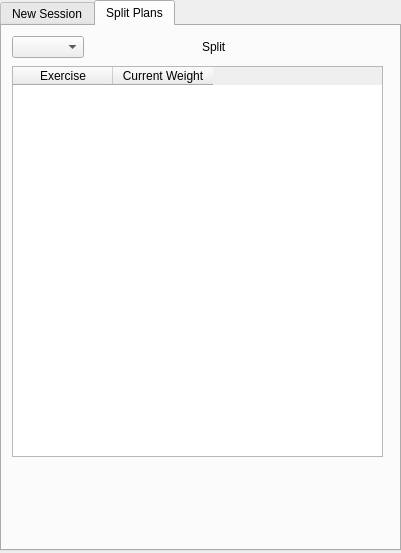
The window that sessiondialog.ui (nmeyering/myocardio) describes before a commit, drawn with Qt 5.
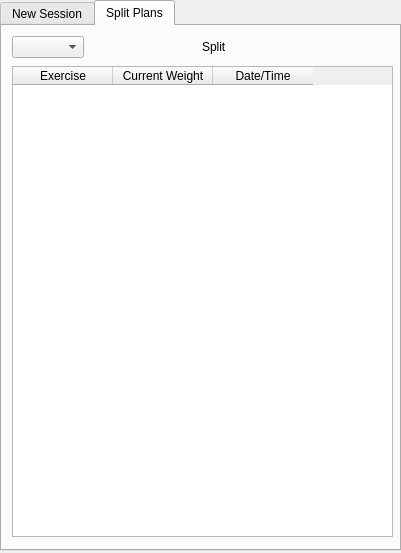
The same window after the commit. The open tabs and pages were chosen to show the change.

Commit message: implemented delete button, updated split plan view

Diff of the .ui file:
```diff
--- a/sessiondialog.ui
+++ b/sessiondialog.ui
@@ -277,8 +277,8 @@
       <rect>
        <x>10</x>
        <y>40</y>
-       <width>371</width>
-       <height>391</height>
+       <width>381</width>
+       <height>471</height>
       </rect>
      </property>
      <property name="editTriggers">
@@ -297,13 +297,18 @@
        <string>Current Weight</string>
       </property>
      </column>
+     <column>
+      <property name="text">
+       <string>Date/Time</string>
+      </property>
+     </column>
     </widget>
     <widget class="QLabel" name="label_5">
      <property name="geometry">
       <rect>
        <x>200</x>
        <y>10</y>
-       <width>181</width>
+       <width>191</width>
        <height>21</height>
       </rect>
      </property>
```
The commit also changes 2 other files.
